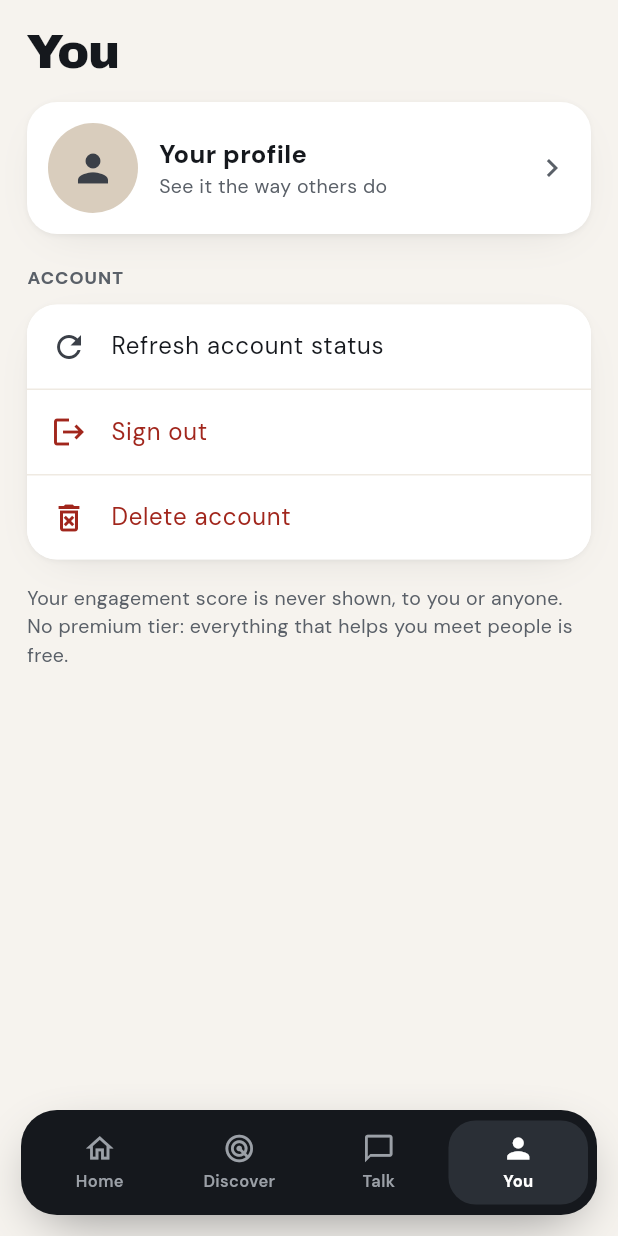
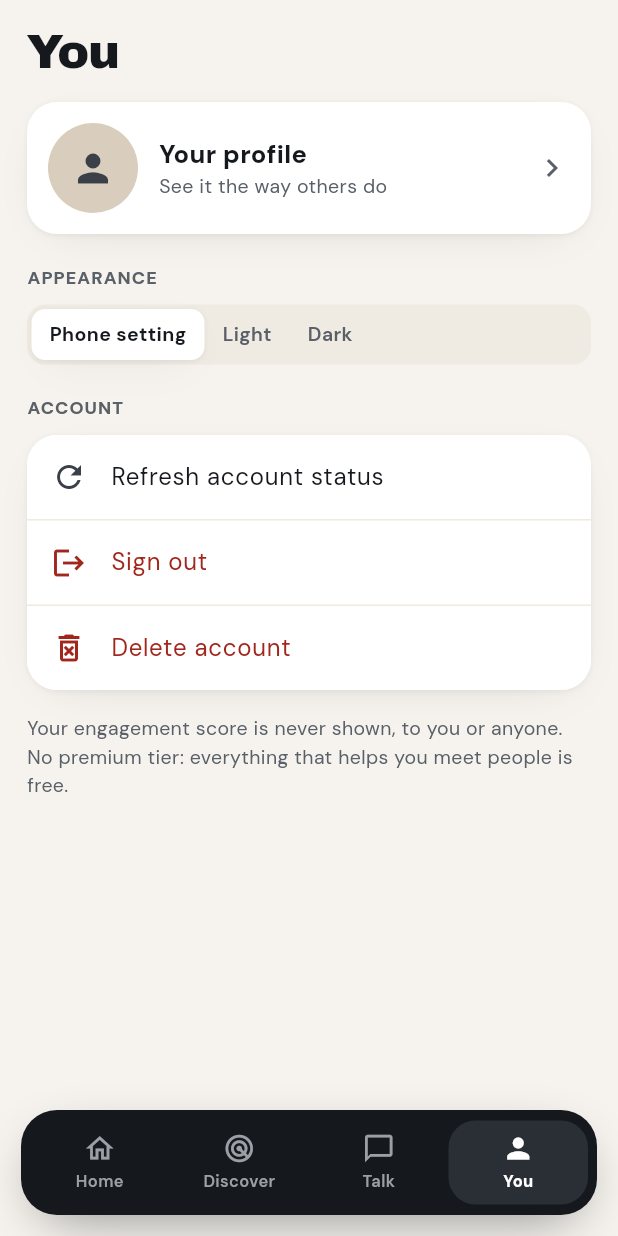
Before and after one commit to gfys606-hue/based-dating, a Flutter app: the HomeShell screen opened directly with empty values, item 2 of the bottom bar chosen, after a tap on "You", on a phone screen of 412 x 824 dp. Run offline on Flutter 3.47's test engine with Material 3 defaults, Android fonts, the phone set to English and light mode, and no system bars; our stand-ins replace geolocator, google_fonts, image_picker, shared_preferences, supabase_flutter; missing offline and left inert: livekit_client; accounts and stored records are empty; network calls fail.

Commit message:
Dark mode + royal blue (9/9): screens use theme colors; Appearance setting in You

```diff
--- a/app/lib/screens/home_screen.dart
+++ b/app/lib/screens/home_screen.dart
@@ -101,14 +101,14 @@ class _HomeScreenState extends State<HomeScreen> {
           Row(children: [
             Expanded(
               child: Column(crossAxisAlignment: CrossAxisAlignment.start, children: [
-                Text('${DateFormat('EEEE').format(now)} $partOfDay', style: const TextStyle(color: B.muted, fontSize: 14)),
+                Text('${DateFormat('EEEE').format(now)} $partOfDay', style: TextStyle(color: B.muted, fontSize: 14)),
                 Text('Your day', style: B.display(32)),
               ]),
             ),
             IconButton(
               tooltip: 'You',
               onPressed: () => widget.goTab(3),
-              icon: const CircleAvatar(radius: 22, backgroundColor: Color(0xFFD9CDBD), child: Icon(Icons.person, color: B.ink2)),
+              icon: CircleAvatar(radius: 22, backgroundColor: B.avatarFill, child: Icon(Icons.person, color: B.ink2)),
             ),
           ]),
           const SizedBox(height: 16),
@@ -146,7 +146,7 @@ class _HomeScreenState extends State<HomeScreen> {
           ]),
           const SizedBox(height: 6),
           if (_people.isEmpty && !_loading)
-            const Text("You've seen everyone for today. More tomorrow.", style: TextStyle(color: B.muted)),
+            Text("You've seen everyone for today. More tomorrow.", style: TextStyle(color: B.muted)),
           if (_people.isNotEmpty)
             Row(children: [
               for (var i = 0; i < _people.length; i++) ...[
@@ -172,7 +172,7 @@ class _HomeScreenState extends State<HomeScreen> {
                     Column(crossAxisAlignment: CrossAxisAlignment.start, children: [
                       Text(_post!['author_name'] as String, style: const TextStyle(fontWeight: FontWeight.w700)),
                       Text('${_post!['topic']}${_post!['distance_km'] == null ? '' : ' · ${_post!['distance_km']} km'}',
-                          style: const TextStyle(fontSize: 12, color: B.muted)),
+                          style: TextStyle(fontSize: 12, color: B.muted)),
                     ]),
                   ]),
                   const SizedBox(height: 8),
@@ -219,12 +219,12 @@ class _NoticesCard extends StatelessWidget {
             child: Row(crossAxisAlignment: CrossAxisAlignment.start, children: [
               Icon(_icon(n['kind'] as String? ?? ''), size: 18, color: B.accent),
               const SizedBox(width: 10),
-              Expanded(child: Text(n['body'] as String? ?? '', style: const TextStyle(fontSize: 14, height: 1.35, color: B.ink))),
+              Expanded(child: Text(n['body'] as String? ?? '', style: TextStyle(fontSize: 14, height: 1.35, color: B.ink))),
             ]),
           ),
         Row(children: [
           if (notices.length > shown.length)
-            Text('+${notices.length - shown.length} more', style: const TextStyle(fontSize: 12, color: B.muted)),
+            Text('+${notices.length - shown.length} more', style: TextStyle(fontSize: 12, color: B.muted)),
           const Spacer(),
           TextButton(onPressed: onDismiss, child: const Text('Got it')),
         ]),
@@ -249,7 +249,7 @@ class _HeroCard extends StatelessWidget {
     final sub = booked ? 'Be there. No-shows count against you.' : '5 minutes is enough to know.';
 
     return Material(
-      color: B.ink,
+      color: B.panel,
       borderRadius: BorderRadius.circular(24),
       child: InkWell(
         borderRadius: BorderRadius.circular(24),
@@ -261,7 +261,7 @@ class _HeroCard extends StatelessWidget {
             const SizedBox(width: 14),
             Expanded(
               child: Column(crossAxisAlignment: CrossAxisAlignment.start, children: [
-                Text(kicker, style: const TextStyle(color: Color(0xFFF0A58A), fontSize: 12, fontWeight: FontWeight.w700, letterSpacing: .6)),
+                Text(kicker, style: const TextStyle(color: B.panelAccent, fontSize: 12, fontWeight: FontWeight.w700, letterSpacing: .6)),
                 const SizedBox(height: 2),
                 Text(title, style: B.heading(19).copyWith(color: Colors.white)),
                 const SizedBox(height: 2),
@@ -300,7 +300,7 @@ class _PersonTile extends StatelessWidget {
             right: 8,
             child: Container(
               padding: const EdgeInsets.symmetric(horizontal: 8, vertical: 5),
-              decoration: BoxDecoration(color: Colors.white, borderRadius: BorderRadius.circular(10)),
+              decoration: BoxDecoration(color: B.card, borderRadius: BorderRadius.circular(10)),
               child: Text('${person['display_name']} · ${person['distance_km']} km',
                   maxLines: 1, overflow: TextOverflow.ellipsis,
                   style: const TextStyle(fontSize: 12, fontWeight: FontWeight.w700)),
--- a/app/lib/screens/onboarding_screen.dart
+++ b/app/lib/screens/onboarding_screen.dart
@@ -3,6 +3,7 @@ import 'package:geolocator/geolocator.dart';
 import 'package:image_picker/image_picker.dart';
 
 import '../services/api.dart';
+import '../theme.dart';
 
 /// Onboarding — target under 3 minutes. No bio, pronouns, job, or height.
 /// Steps: basics → selfie → photos → interests → 3 scenarios → availability → location → rules
@@ -164,7 +165,7 @@ class _OnboardingScreenState extends State<OnboardingScreen> {
 
   Widget _photoTile(int pos) {
     final s = _photoState[pos];
-    final color = s == 'approved' ? Colors.green : s == null ? Colors.grey : s == 'pending' ? Colors.orange : Colors.red;
+    final color = s == 'approved' ? B.ok : s == null ? B.muted : s == 'pending' ? B.soon : B.urgent;
     return InkWell(
       onTap: _busy ? null : () => _run(() async {
         final img = await ImagePicker().pickImage(source: ImageSource.gallery, imageQuality: 85, maxWidth: 1600);
--- a/app/lib/screens/talk_screen.dart
+++ b/app/lib/screens/talk_screen.dart
@@ -56,7 +56,7 @@ class _TalkScreenState extends State<TalkScreen> {
               if (snap.connectionState != ConnectionState.done)
                 const Padding(padding: EdgeInsets.all(40), child: Center(child: CircularProgressIndicator())),
               if (needCall.isNotEmpty) ...[
-                const SectionLabel('Needs a call', color: B.urgent),
+                SectionLabel('Needs a call', color: B.urgent),
                 const SizedBox(height: 10),
                 GridView.count(
                   crossAxisCount: 2,
@@ -75,7 +75,7 @@ class _TalkScreenState extends State<TalkScreen> {
                 Container(
                   padding: const EdgeInsets.all(30),
                   decoration: B.cardBox(),
-                  child: const Text('No matches yet. Like someone in Discover.', textAlign: TextAlign.center, style: TextStyle(color: B.muted)),
+                  child: Text('No matches yet. Like someone in Discover.', textAlign: TextAlign.center, style: TextStyle(color: B.muted)),
                 ),
               if (list.isNotEmpty)
                 Container(
@@ -83,7 +83,7 @@ class _TalkScreenState extends State<TalkScreen> {
                   clipBehavior: Clip.antiAlias,
                   child: Column(children: [
                     for (var i = 0; i < list.length; i++) ...[
-                      if (i > 0) const Divider(height: 1, color: Color(0xFFEFEAE2)),
+                      if (i > 0) Divider(height: 1, color: B.fill),
                       _Row(match: list[i], onTap: () => _open(list[i])),
                     ],
                   ]),
@@ -109,7 +109,7 @@ class _Row extends StatelessWidget {
     final preview = match['last_message'] == null
         ? (match['icebreaker'] as String? ?? 'Say hi')
         : '${match['last_from_me'] == true ? 'You: ' : ''}${match['last_message']}';
-    final (bg, fg) = urgent ? (B.urgentSoft, B.urgent) : done ? (B.okSoft, const Color(0xFF1F4D32)) : (const Color(0xFFF1ECE4), B.ink2);
+    final (bg, fg) = urgent ? (B.urgentSoft, B.urgent) : done ? (B.okSoft, B.okInk) : (B.fill, B.ink2);
 
     return InkWell(
       onTap: onTap,
--- a/app/lib/screens/you_screen.dart
+++ b/app/lib/screens/you_screen.dart
@@ -29,8 +29,8 @@ class YouScreen extends StatelessWidget {
           child: Ink(
             padding: const EdgeInsets.all(14),
             decoration: B.cardBox(),
-            child: const Row(children: [
-              CircleAvatar(radius: 30, backgroundColor: Color(0xFFD9CDBD), child: Icon(Icons.person, color: B.ink2, size: 30)),
+            child: Row(children: [
+              CircleAvatar(radius: 30, backgroundColor: B.avatarFill, child: Icon(Icons.person, color: B.ink2, size: 30)),
               SizedBox(width: 14),
               Expanded(
                 child: Column(crossAxisAlignment: CrossAxisAlignment.start, children: [
@@ -43,24 +43,35 @@ class YouScreen extends StatelessWidget {
           ),
         ),
         const SizedBox(height: 20),
+        const SectionLabel('Appearance'),
+        const SizedBox(height: 10),
+        ValueListenableBuilder<ThemeMode>(
+          valueListenable: B.mode,
+          builder: (context, mode, _) => Segmented(
+            options: const ['Phone setting', 'Light', 'Dark'],
+            index: const [ThemeMode.system, ThemeMode.light, ThemeMode.dark].indexOf(mode),
+            onChanged: (i) => B.setMode(const [ThemeMode.system, ThemeMode.light, ThemeMode.dark][i]),
+          ),
+        ),
+        const SizedBox(height: 20),
         const SectionLabel('Account'),
         const SizedBox(height: 10),
         Container(
           decoration: B.cardBox(),
           clipBehavior: Clip.antiAlias,
           child: Material(
-            color: Colors.white,
+            color: B.card,
             child: Column(children: [
               row(Icons.refresh, 'Refresh account status', onStatusChanged),
-              const Divider(height: 1, color: Color(0xFFEFEAE2)),
+              Divider(height: 1, color: B.fill),
               row(Icons.logout, 'Sign out', () => Api.db.auth.signOut(), color: B.urgent),
-              const Divider(height: 1, color: Color(0xFFEFEAE2)),
+              Divider(height: 1, color: B.fill),
               row(Icons.delete_forever_outlined, 'Delete account', () => _confirmDelete(context), color: B.urgent),
             ]),
           ),
         ),
         const SizedBox(height: 16),
-        const Text(
+        Text(
           'Your engagement score is never shown, to you or anyone. No premium tier: everything that helps you meet people is free.',
           style: TextStyle(color: B.muted, fontSize: 13, height: 1.5),
         ),
@@ -79,7 +90,7 @@ class YouScreen extends StatelessWidget {
           TextButton(onPressed: () => Navigator.pop(ctx, false), child: const Text('Cancel')),
           TextButton(
             onPressed: () => Navigator.pop(ctx, true),
-            child: const Text('Delete', style: TextStyle(color: B.urgent, fontWeight: FontWeight.w700)),
+            child: Text('Delete', style: TextStyle(color: B.urgent, fontWeight: FontWeight.w700)),
           ),
         ],
       ),
```
Also changed, not shown: app/lib/screens/auth_screen.dart (+5 -5 lines), app/lib/screens/chat_screen.dart (+10 -10 lines), app/lib/screens/circles_screen.dart (+5 -5 lines), app/lib/screens/discover_screen.dart (+13 -13 lines), app/lib/screens/events_screen.dart (+8 -8 lines), app/lib/screens/feed_screen.dart (+6 -6 lines), app/lib/screens/market_screen.dart (+15 -15 lines), app/lib/screens/search_screen.dart (+7 -7 lines).
